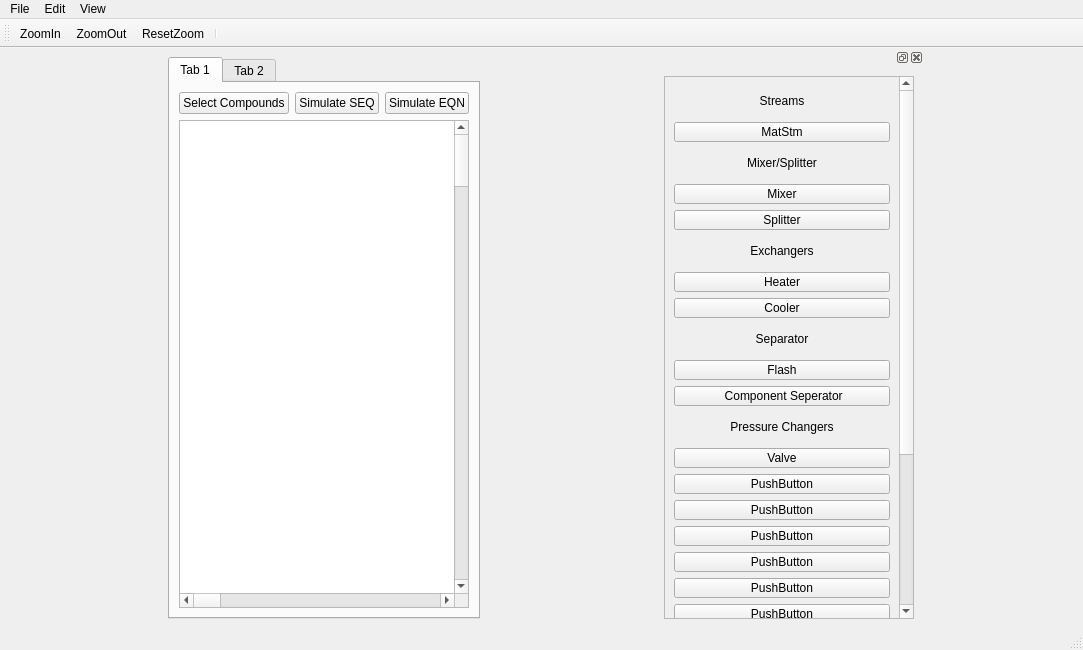
Anujg935/OMChemSimGUI, file main.ui: the form before one commit.
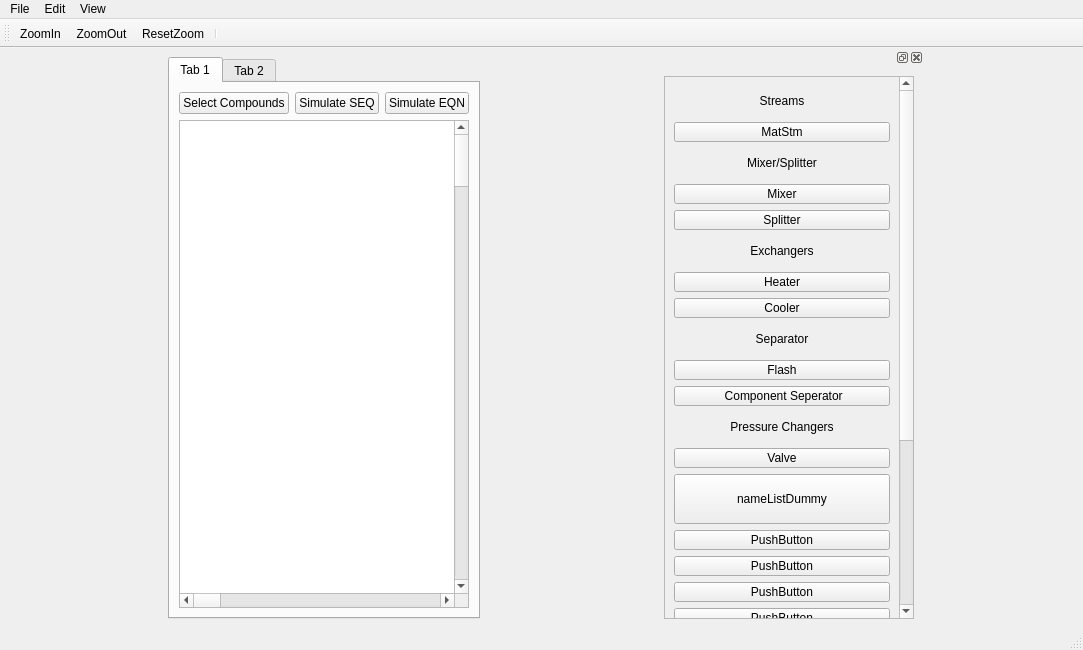
The form after the commit. Icons and pictures are not drawn.

What changed in the file:
```diff
--- a/main.ui
+++ b/main.ui
@@ -241,7 +241,7 @@
           <x>0</x>
           <y>0</y>
           <width>227</width>
-          <height>794</height>
+          <height>824</height>
          </rect>
         </property>
         <layout class="QVBoxLayout" name="verticalLayout_5">
@@ -490,12 +490,12 @@
           <widget class="QPushButton" name="pushButton_14">
            <property name="minimumSize">
             <size>
-             <width>0</width>
-             <height>20</height>
+             <width>30</width>
+             <height>50</height>
             </size>
            </property>
            <property name="text">
-            <string>PushButton</string>
+            <string>nameListDummy</string>
            </property>
           </widget>
          </item>
```
Left out of the diff: 3 changed lines with no effect on the pictures.
